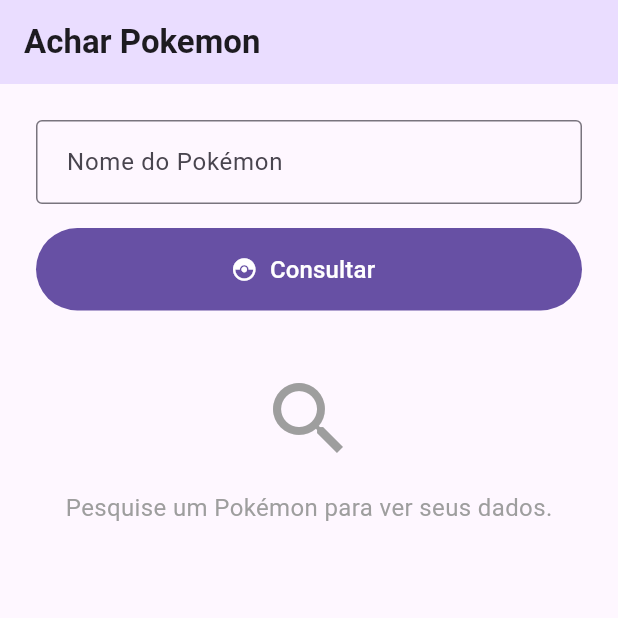
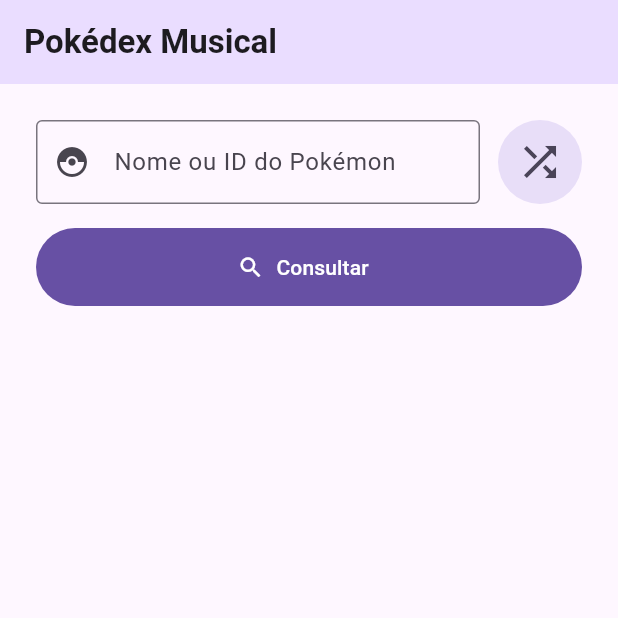
Before and after one commit to feentzs/flutter-projetos, a Flutter app: the screen it shows after launch, on a phone screen of 412 x 824 dp, the top half of it. Run offline on Flutter 3.47's test engine with Material 3 defaults, Android fonts, the phone set to English and light mode, and no system bars; our stand-ins replace audioplayers.

Commit message:
Add audio player and random Pokémon search feature

```diff
--- a/atividade-01/lib/home_page.dart
+++ b/atividade-01/lib/home_page.dart
@@ -1,6 +1,8 @@
 import 'package:flutter/material.dart';
 import 'package:http/http.dart' as http;
 import 'dart:convert';
+import 'dart:math';
+import 'package:audioplayers/audioplayers.dart';
 
 class HomeScreen extends StatefulWidget {
   const HomeScreen({super.key});
@@ -10,57 +12,163 @@
 }
 
 class _HomeScreenState extends State<HomeScreen> {
-  final TextEditingController _controller = TextEditingController();
+
+  final TextEditingController _pokemonController = TextEditingController();
+  final AudioPlayer _audioPlayer = AudioPlayer();
+
 
   Map<String, dynamic>? _pokemonData;
-  bool _isLoading = false;
-  String _errorMessage = '';
+  bool _isPokemonLoading = false;
+  String _pokemonErrorMessage = '';
 
-  Future<void> _consultarPokemon() async {
-    final nomePokemon = _controller.text.trim().toLowerCase();
 
-    if (nomePokemon.isEmpty) {
+  bool _isMusicLoading = false;
+  bool _isPlaying = false;
+  String _musicErrorMessage = '';
+  String? _currentTrackTitle;
+  String? _currentTrackAuthor;
+  String? _currentArtworkUrl;
+
+  @override
+  void initState() {
+    super.initState();
+
+    _audioPlayer.onPlayerStateChanged.listen((state) {
+      if (mounted) {
         setState(() {
-        _errorMessage = 'Por favor, digite o nome de um Pokémon.';
-        _pokemonData = null;
+          _isPlaying = state == PlayerState.playing;
         });
-      return;
       }
+    });
+
+
+    _audioPlayer.onPlayerComplete.listen((_) {
+      if (mounted) {
+        setState(() {
+          _isPlaying = false;
+        });
+      }
+    });
+  }
+
+
+  void _buscarPokemonAleatorio() {
+
+    final randomId = Random().nextInt(1010) + 1;
+    _pokemonController.text = randomId.toString();
+    _consultarPokemon(randomId.toString());
+  }
+
+
+  Future<void> _consultarPokemon([String? busca]) async {
+    final query = (busca ?? _pokemonController.text).trim().toLowerCase();
+    if (query.isEmpty) return;
 
     FocusScope.of(context).unfocus();
 
+    await _audioPlayer.stop();
+
     setState(() {
-      _isLoading = true;
-      _errorMessage = '';
+      _isPokemonLoading = true;
+      _pokemonErrorMessage = '';
       _pokemonData = null;
+
+
+      _currentTrackTitle = null;
+      _currentTrackAuthor = null;
+      _currentArtworkUrl = null;
+      _musicErrorMessage = '';
     });
 
     try {
-      final response = await http.get(
-        Uri.parse('https://pokeapi.co/api/v2/pokemon/$nomePokemon'),
-      );
+      final response = await http.get(Uri.parse('https://pokeapi.co/api/v2/pokemon/$query'));
 
       if (response.statusCode == 200) {
+        final data = json.decode(response.body);
         setState(() {
-          _pokemonData = json.decode(response.body);
-          _isLoading = false;
+          _pokemonData = data;
+          _isPokemonLoading = false;
         });
+
+
+        final nomePokemon = data['name'].toString();
+        _searchAndPlayMusic(nomePokemon);
+
       } else if (response.statusCode == 404) {
         setState(() {
-          _errorMessage = 'Pokémon "$nomePokemon" não encontrado!';
-          _isLoading = false;
+          _pokemonErrorMessage = 'Pokémon não encontrado!';
+          _isPokemonLoading = false;
+        });
+      } else {
+        throw Exception();
+      }
+    } catch (e) {
+      setState(() {
+        _pokemonErrorMessage = 'Erro ao buscar dados do Pokémon.';
+        _isPokemonLoading = false;
+      });
+    }
+  }
+
+
+  Future<void> _searchAndPlayMusic(String pokemonName) async {
+    setState(() {
+      _isMusicLoading = true;
+      _musicErrorMessage = '';
+    });
+
+    try {
+      final url = Uri.parse('https://itunes.apple.com/search?term=$pokemonName&entity=song&limit=1');
+
+      final response = await http.get(url, headers: {
+        'User-Agent': 'Mozilla/5.0 (Windows NT 10.0; Win64; x64)',
+      });
+
+      if (response.statusCode == 200) {
+        final data = json.decode(response.body);
+
+        if (data['resultCount'] > 0) {
+          final track = data['results'][0];
+          final previewUrl = track['previewUrl'];
+
+          if (previewUrl != null) {
+            await _audioPlayer.play(UrlSource(previewUrl));
+
+            setState(() {
+              _currentTrackTitle = track['trackName'];
+              _currentTrackAuthor = track['artistName'];
+              _currentArtworkUrl = track['artworkUrl100']?.replaceAll('100x100bb', '300x300bb');
+              _isMusicLoading = false;
             });
           } else {
             setState(() {
-          _errorMessage = 'Erro ao buscar dados. Tente novamente.';
-          _isLoading = false;
+              _musicErrorMessage = 'Música encontrada, mas sem áudio de prévia.';
+              _isMusicLoading = false;
             });
           }
+        } else {
+          setState(() {
+            _musicErrorMessage = 'Nenhuma música encontrada com o nome "$pokemonName".';
+            _isMusicLoading = false;
+          });
+        }
+      } else {
+        throw Exception('Erro na Apple');
+      }
     } catch (e) {
+      print('Erro de música: $e');
       setState(() {
-        _errorMessage = 'Erro de conexão. Verifique sua internet.';
-        _isLoading = false;
+        _musicErrorMessage = 'Erro ao buscar a música tema.';
+        _isMusicLoading = false;
       });
+    }
+  }
+
+  void _togglePlayPause() async {
+    if (_isPlaying) {
+      await _audioPlayer.pause();
+    } else {
+      await _audioPlayer.resume();
     }
   }
 
@@ -68,12 +176,8 @@
   Widget build(BuildContext context) {
     return Scaffold(
       appBar: AppBar(
-        title: const Text(
-          'Achar Pokemon',
-          style: TextStyle(fontWeight: FontWeight.bold),
-        ),
+        title: const Text('Pokédex Musical', style: TextStyle(fontWeight: FontWeight.bold)),
         backgroundColor: Theme.of(context).colorScheme.primaryContainer,
-        elevation: 0,
       ),
       body: SafeArea(
         child: SingleChildScrollView(
@@ -81,32 +185,50 @@
           child: Column(
             crossAxisAlignment: CrossAxisAlignment.stretch,
             children: [
-              TextField(
-                controller: _controller,
-              decoration: InputDecoration(
+
+              Row(
+                children: [
+                  Expanded(
+                    child: TextField(
+                      controller: _pokemonController,
+                      decoration: const InputDecoration(
                         border: OutlineInputBorder(),
-                hintText: 'Digite o nome do Pokémon',
-                labelText: ' Nome do Pokémon',
+                        hintText: 'Nome ou ID do Pokémon',
+                        prefixIcon: Icon(Icons.catching_pokemon)
                       ),
+                      onSubmitted: (_) => _consultarPokemon(),
+                    ),
+                  ),
+                  const SizedBox(width: 12),
 
-                onSubmitted: (_) => _consultarPokemon(),
+                  IconButton.filledTonal(
+                    onPressed: _isPokemonLoading ? null : _buscarPokemonAleatorio,
+                    icon: const Icon(Icons.shuffle),
+                    iconSize: 32,
+                    tooltip: 'Pokémon Aleatório',
+                    padding: const EdgeInsets.all(12),
+                  ),
+                ],
               ),
               const SizedBox(height: 16),
 
 
               FilledButton.icon(
-                onPressed: _isLoading ? null : _consultarPokemon,
-                icon: const Icon(Icons.catching_pokemon),
+                onPressed: _isPokemonLoading ? null : () => _consultarPokemon(),
+                icon: const Icon(Icons.search),
                 label: const Padding(
                   padding: EdgeInsets.symmetric(vertical: 16.0),
-                  child: Text('Consultar', style: TextStyle(fontSize: 16)),
+                  child: Text('Consultar')
                 ),
               ),
-              const SizedBox(height: 40),
+              const SizedBox(height: 32),
 
-              Center(
-                child: _buildMainContent(),
-              ),
+              Center(child: _buildPokemonContent()),
+
+              const SizedBox(height: 24),
+
+
+              _buildMusicPlayerUI(),
             ],
           ),
         ),
@@ -114,130 +236,87 @@
     );
   }
 
-  Widget _buildMainContent() {
-    if (_isLoading) {
-      return const CircularProgressIndicator();
-    } else if (_errorMessage.isNotEmpty) {
-      return Container(
-        padding: const EdgeInsets.all(16),
-        decoration: BoxDecoration(
-          color: Theme.of(context).colorScheme.errorContainer,
+
+  Widget _buildPokemonContent() {
+    if (_isPokemonLoading) return const CircularProgressIndicator();
+    if (_pokemonErrorMessage.isNotEmpty) {
+      return Text(_pokemonErrorMessage, style: TextStyle(color: Theme.of(context).colorScheme.error, fontSize: 16));
+    }
+
+    if (_pokemonData != null) {
+      final imageUrl = _pokemonData!['sprites']['other']['official-artwork']['front_default'] ?? _pokemonData!['sprites']['front_default'];
+      final nome = _pokemonData!['name'].toString().toUpperCase();
+
+      return Column(
+        children: [
+          if (imageUrl != null) Image.network(imageUrl, height: 200),
+          const SizedBox(height: 16),
+          Text(nome, style: const TextStyle(fontSize: 28, fontWeight: FontWeight.bold)),
+          Text('#${_pokemonData!['id'].toString().padLeft(3, '0')}', style: TextStyle(color: Colors.grey[600], fontSize: 18)),
+        ],
+      );
+    }
+    return const SizedBox.shrink();
+  }
+
+  Widget _buildMusicPlayerUI() {
+    if (_isPokemonLoading) return const SizedBox.shrink();
+    if (_isMusicLoading) return const Center(child: CircularProgressIndicator());
+
+
+    if (_musicErrorMessage.isNotEmpty && _pokemonData != null) {
+      return Center(
+        child: Text(
+          _musicErrorMessage,
+          style: const TextStyle(color: Colors.grey, fontStyle: FontStyle.italic)
+        )
+      );
+    }
+
+
+    if (_currentTrackTitle != null) {
+      return Card(
+        color: Theme.of(context).colorScheme.secondaryContainer,
+        elevation: 4,
+        shape: RoundedRectangleBorder(borderRadius: BorderRadius.circular(20)),
+        child: Padding(
+          padding: const EdgeInsets.all(16.0),
+          child: Column(
+            children: [
+              const Text('', style: TextStyle(fontWeight: FontWeight.bold, color: Colors.deepPurple)),
+              const SizedBox(height: 12),
+              if (_currentArtworkUrl != null) ...[
+                ClipRRect(
                   borderRadius: BorderRadius.circular(12),
+                  child: Image.network(_currentArtworkUrl!, height: 100, width: 100, fit: BoxFit.cover),
                 ),
-        child: Row(
+                const SizedBox(height: 12),
+              ],
+              Text(_currentTrackTitle!, style: const TextStyle(fontWeight: FontWeight.bold, fontSize: 16), textAlign: TextAlign.center),
+              Text(_currentTrackAuthor!, style: const TextStyle(fontSize: 14), textAlign: TextAlign.center),
+              Row(
+                mainAxisAlignment: MainAxisAlignment.center,
                 children: [
-            Icon(Icons.error_outline, color: Theme.of(context).colorScheme.error),
-            const SizedBox(width: 12),
-            Expanded(
-              child: Text(
-                _errorMessage,
-                style: TextStyle(color: Theme.of(context).colorScheme.onErrorContainer),
-              ),
+                  IconButton(
+                    iconSize: 56,
+                    color: Theme.of(context).colorScheme.primary,
+                    icon: Icon(_isPlaying ? Icons.pause_circle_filled : Icons.play_circle_fill),
+                    onPressed: _togglePlayPause,
                   ),
                 ],
               ),
-      );
-    } else if (_pokemonData != null) {
-      return _buildPokemonCard();
-    }
-
-    return const Column(
-      children: [
-        Icon(Icons.search, size: 64, color: Colors.grey),
-        SizedBox(height: 16),
-        Text(
-          'Pesquise um Pokémon para ver seus dados.',
-          style: TextStyle(color: Colors.grey, fontSize: 16),
-        ),
-      ],
-    );
-  }
-
-  Widget _buildPokemonCard() {
-    final pesoKg = _pokemonData!['weight'] / 10;
-    final alturaM = _pokemonData!['height'] / 10;
-    final imageUrl = _pokemonData!['sprites']['other']['official-artwork']['front_default']
-                  ?? _pokemonData!['sprites']['front_default'];
-    final nome = _pokemonData!['name'].toString().toUpperCase();
-
-    return Card(
-      elevation: 2,
-      shape: RoundedRectangleBorder(borderRadius: BorderRadius.circular(20)),
-      child: Padding(
-        padding: const EdgeInsets.all(24.0),
-        child: Column(
-          mainAxisSize: MainAxisSize.min,
-          children: [
-            if (imageUrl != null)
-              Image.network(
-                imageUrl,
-                height: 200,
-                fit: BoxFit.contain,
-              ),
-            const SizedBox(height: 16),
-            Text(
-              nome,
-              style: Theme.of(context).textTheme.headlineMedium?.copyWith(
-                fontWeight: FontWeight.bold,
-              ),
-            ),
-            Text(
-              '#${_pokemonData!['id'].toString().padLeft(3, '0')}',
-              style: Theme.of(context).textTheme.titleMedium?.copyWith(
-                color: Colors.grey[600],
-              ),
-            ),
-            const Divider(height: 32),
-            Row(
-              mainAxisAlignment: MainAxisAlignment.spaceAround,
-              children: [
-                _buildInfoColumn('Altura', '$alturaM m'),
-                _buildInfoColumn('Peso', '$pesoKg kg'),
-              ],
-            ),
-            const SizedBox(height: 24),
-            Wrap(
-              spacing: 8,
-              runSpacing: 8,
-              alignment: WrapAlignment.center,
-              children: (_pokemonData!['types'] as List).map((tipoInfo) {
-                return Chip(
-                  label: Text(
-                    tipoInfo['type']['name'].toString().toUpperCase(),
-                    style: const TextStyle(fontWeight: FontWeight.bold),
-                  ),
-                  side: BorderSide.none,
-                  shape: RoundedRectangleBorder(
-                    borderRadius: BorderRadius.circular(20),
-                  ),
-                );
-              }).toList(),
-            )
             ],
           ),
         ),
       );
     }
-
-  Widget _buildInfoColumn(String label, String value) {
-    return Column(
-      children: [
-        Text(
-          label,
-          style: TextStyle(color: Colors.grey[600], fontSize: 14),
-        ),
-        const SizedBox(height: 4),
-        Text(
-          value,
-          style: const TextStyle(fontSize: 18, fontWeight: FontWeight.bold),
-        ),
-      ],
-    );
+    return const SizedBox.shrink();
   }
 
   @override
   void dispose() {
-    _controller.dispose();
+    _pokemonController.dispose();
+    _audioPlayer.dispose();
     super.dispose();
   }
 }
```
Lines whose indentation alone changed are shown as unchanged.
